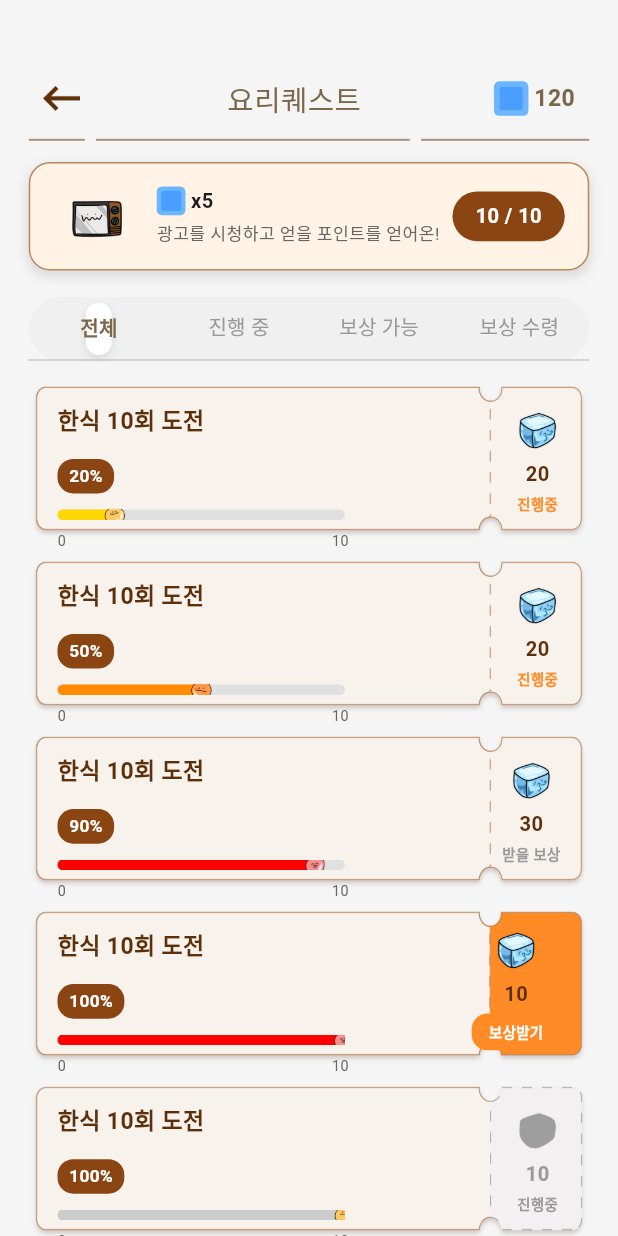
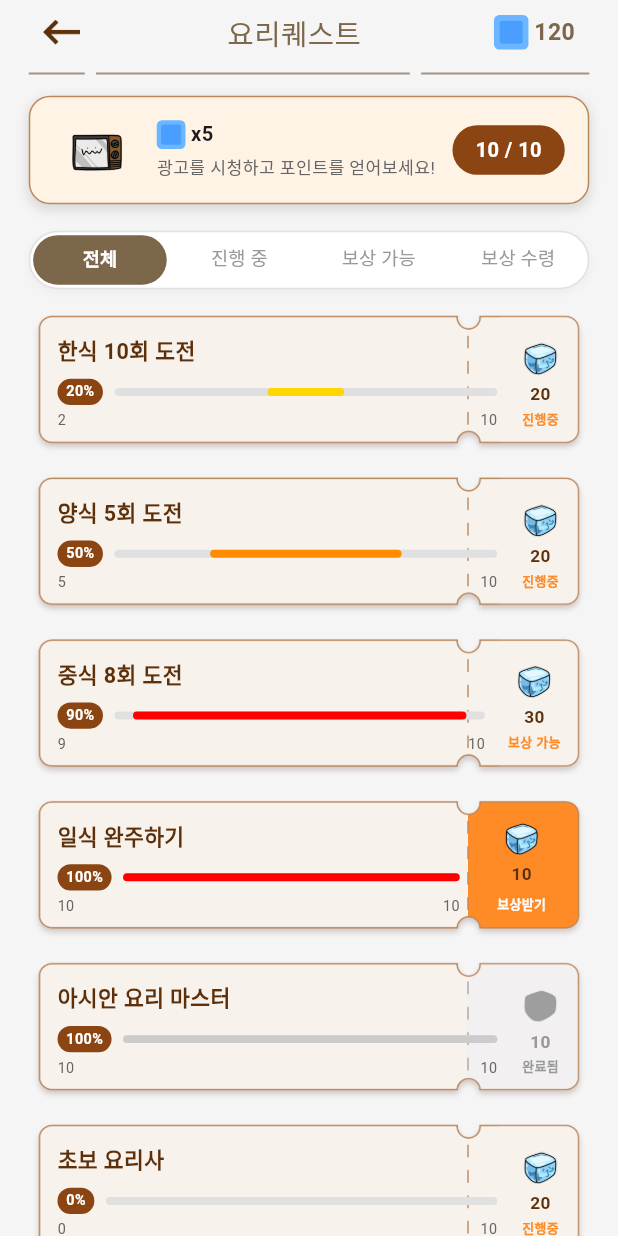
Before and after one commit to kara090813/recipe_inventory, a Flutter app: the QuestScreen screen opened by its route, on a phone screen of 412 x 824 dp. Run offline on Flutter 3.47's test engine with Material 3 defaults, Android fonts, the phone set to English and light mode, and no system bars; our stand-ins replace app_links, audioplayers, auto_size_text, cached_network_image, camera, cloud_firestore and 20 more; missing offline and left inert: google_mlkit_text_recognition, korean_levenshtein; accounts and stored records are empty; generated files the repository leaves out were written again; network calls fail; Roboto replaces fonts that are missing (Mapo).

Commit message:
quest screen

```diff
--- a/lib/screens/quest_screen.dart
+++ b/lib/screens/quest_screen.dart
@@ -23,35 +23,35 @@ class _QuestScreenState extends State<QuestScreen> with SingleTickerProviderStat
       status: QuestStatus.inProgress,
     ),
     QuestData(
-      title: "한식 10회 도전",
+      title: "양식 5회 도전",
       progress: 5,
       maxProgress: 10,
       reward: 20,
       status: QuestStatus.inProgress,
     ),
     QuestData(
-      title: "한식 10회 도전",
+      title: "중식 8회 도전",
       progress: 9,
       maxProgress: 10,
       reward: 30,
       status: QuestStatus.canReceive,
     ),
     QuestData(
-      title: "한식 10회 도전",
+      title: "일식 완주하기",
       progress: 10,
       maxProgress: 10,
       reward: 10,
       status: QuestStatus.completed,
     ),
     QuestData(
-      title: "한식 10회 도전",
+      title: "아시안 요리 마스터",
       progress: 10,
       maxProgress: 10,
       reward: 10,
       status: QuestStatus.received,
     ),
     QuestData(
-      title: "한식 10회 도전",
+      title: "초보 요리사",
       progress: 0,
       maxProgress: 10,
       reward: 20,
@@ -95,7 +95,13 @@ class _QuestScreenState extends State<QuestScreen> with SingleTickerProviderStat
   Widget build(BuildContext context) {
     return Scaffold(
       backgroundColor: Color(0xFFF5F5F5),
-      body: ScaffoldPaddingWidget(
+      body: SafeArea(
+        child: Column(
+          children: [
+            // 고정 헤더 영역
+            Container(
+              color: Color(0xFFF5F5F5),
+              padding: EdgeInsets.symmetric(horizontal: 20.w),
               child: Column(
                 children: [
                   SizedBox(height: 4.h),
@@ -224,7 +230,7 @@ class _QuestScreenState extends State<QuestScreen> with SingleTickerProviderStat
                               ),
                               SizedBox(height: 4.h),
                               Text(
-                          '광고를 시청하고 얻을 포인트를 얻어온!',
+                                '광고를 시청하고 포인트를 얻어보세요!',
                                 style: TextStyle(
                                   fontSize: 12.sp,
                                   color: Color(0xFF666666),
@@ -256,36 +262,39 @@ class _QuestScreenState extends State<QuestScreen> with SingleTickerProviderStat
 
                   SizedBox(height: 20.h),
 
-            // 탭바
+                  // 개선된 탭바
                   Container(
-              height: 48.h,
+                    height: 44.h,
                     decoration: BoxDecoration(
-                color: Color(0xFFF0F0F0),
-                borderRadius: BorderRadius.circular(24.r),
-              ),
-              child: TabBar(
-                controller: _tabController,
-                indicator: BoxDecoration(
                       color: Colors.white,
-                  borderRadius: BorderRadius.circular(24.r),
+                      borderRadius: BorderRadius.circular(22.r),
+                      border: Border.all(color: Color(0xFFE0E0E0), width: 1),
                       boxShadow: [
                         BoxShadow(
-                      color: Colors.grey.withOpacity(0.3),
+                          color: Colors.grey.withOpacity(0.1),
                           blurRadius: 4,
                           offset: Offset(0, 2),
                         ),
                       ],
                     ),
-                indicatorPadding: EdgeInsets.all(4.w),
-                labelColor: Color(0xFF7D674B),
+                    child: TabBar(
+                      controller: _tabController,
+                      indicator: BoxDecoration(
+                        color: Color(0xFF7D674B),
+                        borderRadius: BorderRadius.circular(20.r),
+                      ),
+                      indicatorPadding: EdgeInsets.all(2.w),
+                      indicatorSize: TabBarIndicatorSize.tab,
+                      dividerColor: Colors.transparent,
+                      labelColor: Colors.white,
                       unselectedLabelColor: Color(0xFF999999),
                       labelStyle: TextStyle(
-                  fontSize: 14.sp,
+                        fontSize: 13.sp,
                         fontWeight: FontWeight.bold,
                         fontFamily: 'Mapo',
                       ),
                       unselectedLabelStyle: TextStyle(
-                  fontSize: 14.sp,
+                        fontSize: 13.sp,
                         fontFamily: 'Mapo',
                       ),
                       tabs: [
@@ -298,16 +307,44 @@ class _QuestScreenState extends State<QuestScreen> with SingleTickerProviderStat
                   ),
 
                   SizedBox(height: 16.h),
+                ],
+              ),
+            ),
 
-            // 퀘스트 리스트
+            // 스크롤 가능한 퀘스트 리스트 영역
             Expanded(
-              child: ListView.builder(
+              child: Padding(
+                padding: EdgeInsets.symmetric(horizontal: 20.w),
+                child: filteredQuests.isEmpty
+                    ? Center(
+                  child: Column(
+                    mainAxisAlignment: MainAxisAlignment.center,
+                    children: [
+                      Image.asset(
+                        'assets/imgs/items/empty_logo.png',
+                        width: 80.w,
+                        color: Colors.grey[400],
+                      ),
+                      SizedBox(height: 16.h),
+                      Text(
+                        '해당하는 퀘스트가 없습니다',
+                        style: TextStyle(
+                          color: Color(0xFF999999),
+                          fontSize: 14.sp,
+                          fontFamily: 'Mapo',
+                        ),
+                      ),
+                    ],
+                  ),
+                )
+                    : ListView.builder(
                   padding: EdgeInsets.zero,
                   itemCount: filteredQuests.length,
                   itemBuilder: (context, index) {
                     final quest = filteredQuests[index];
                     return _buildQuestCard(quest);
                   },
+                ),
               ),
             ),
           ],
@@ -317,7 +354,9 @@ class _QuestScreenState extends State<QuestScreen> with SingleTickerProviderStat
   }
 
   Widget _buildQuestCard(QuestData quest) {
-    final progressPercentage = (quest.progress / quest.maxProgress * 100).round();
+    final progressPercentage = quest.maxProgress > 0
+        ? (quest.progress / quest.maxProgress * 100).round()
+        : 0;
 
     // 배경 이미지 선택
     String backgroundImage;
@@ -349,8 +388,8 @@ class _QuestScreenState extends State<QuestScreen> with SingleTickerProviderStat
         backgroundImage = 'assets/imgs/background/ticket_default.png';
         progressColor = Color(0xFFFF0000);
         pointerImage = 'assets/imgs/items/point_pink.png';
-        statusText = '받을 보상';
-        statusTextColor = Color(0xFF999999);
+        statusText = '보상 가능';
+        statusTextColor = Color(0xFFFF8B27);
         statusBackgroundColor = Colors.transparent;
         break;
       case QuestStatus.completed:
@@ -365,7 +404,7 @@ class _QuestScreenState extends State<QuestScreen> with SingleTickerProviderStat
         backgroundImage = 'assets/imgs/background/ticket_done.png';
         progressColor = Color(0xFFCCCCCC);
         pointerImage = 'assets/imgs/items/point_yellow.png';
-        statusText = '진행중';
+        statusText = '완료됨';
         statusTextColor = Color(0xFF999999);
         statusBackgroundColor = Colors.transparent;
         break;
@@ -373,7 +412,7 @@ class _QuestScreenState extends State<QuestScreen> with SingleTickerProviderStat
 
     return Container(
       margin: EdgeInsets.only(bottom: 12.h),
-      height: 120.h,
+      height: 110.h, // 높이를 약간 줄임
       child: Stack(
         children: [
           // 배경 티켓 이미지
@@ -388,89 +427,88 @@ class _QuestScreenState extends State<QuestScreen> with SingleTickerProviderStat
 
           // 컨텐츠
           Padding(
-            padding: EdgeInsets.fromLTRB(20.w, 16.h, 20.w, 16.h),
+            padding: EdgeInsets.fromLTRB(20.w, 14.h, 20.w, 14.h),
             child: Row(
               children: [
                 // 왼쪽 퀘스트 정보
                 Expanded(
                   child: Column(
                     crossAxisAlignment: CrossAxisAlignment.start,
+                    mainAxisAlignment: MainAxisAlignment.center,
                     children: [
                       Text(
                         quest.title,
                         style: TextStyle(
-                          fontSize: 16.sp,
+                          fontSize: 15.sp,
                           fontWeight: FontWeight.bold,
                           color: Color(0xFF5E3009),
                           fontFamily: 'Mapo',
                         ),
                       ),
-                      SizedBox(height: 16.h),
+                      SizedBox(height: 8.h),
 
-                      // 진행률 표시
+                      // 진행률과 프로그레스 바를 한 줄에
+                      Row(
+                        children: [
                           Container(
-                        padding: EdgeInsets.symmetric(horizontal: 8.w, vertical: 4.h),
+                            padding: EdgeInsets.symmetric(horizontal: 6.w, vertical: 2.h),
                             decoration: BoxDecoration(
                               color: Color(0xFF8B4513),
-                          borderRadius: BorderRadius.circular(12.r),
+                              borderRadius: BorderRadius.circular(10.r),
                             ),
                             child: Text(
                               '${progressPercentage}%',
                               style: TextStyle(
-                            fontSize: 12.sp,
+                                fontSize: 10.sp,
                                 fontWeight: FontWeight.bold,
                                 color: Colors.white,
                                 fontFamily: 'Mapo',
                               ),
                             ),
                           ),
-
-                      SizedBox(height: 12.h),
-
-                      // 프로그레스 바
-                      Stack(
+                          SizedBox(width: 8.w),
+                          Expanded(
+                            child: Stack(
                               children: [
                                 Container(
-                            height: 8.h,
-                            width: 200.w,
+                                  height: 6.h,
                                   decoration: BoxDecoration(
                                     color: Color(0xFFE0E0E0),
-                              borderRadius: BorderRadius.circular(4.r),
+                                    borderRadius: BorderRadius.circular(3.r),
                                   ),
                                 ),
                                 Container(
-                            height: 8.h,
-                            width: 200.w * (quest.progress / quest.maxProgress),
+                                  height: 6.h,
+                                  width: double.infinity,
+                                  child: FractionallySizedBox(
+                                    widthFactor: quest.progress / quest.maxProgress,
+                                    child: Container(
                                       decoration: BoxDecoration(
                                         color: progressColor,
-                              borderRadius: BorderRadius.circular(4.r),
+                                        borderRadius: BorderRadius.circular(3.r),
                                       ),
                                     ),
-                          Positioned(
-                            left: (200.w * (quest.progress / quest.maxProgress)) - 8.w,
-                            top: -4.h,
-                            child: Image.asset(
-                              pointerImage,
-                              width: 16.w,
-                              height: 16.w,
+                                  ),
+                                ),
+                              ],
                             ),
                           ),
                         ],
                       ),
 
-                      SizedBox(height: 8.h),
+                      SizedBox(height: 4.h),
 
                       Row(
+                        mainAxisAlignment: MainAxisAlignment.spaceBetween,
                         children: [
                           Text(
-                            '0',
+                            '${quest.progress}',
                             style: TextStyle(
                               fontSize: 10.sp,
                               color: Color(0xFF666666),
                               fontFamily: 'Mapo',
                             ),
                           ),
-                          SizedBox(width: 185.w),
                           Text(
                             '${quest.maxProgress}',
                             style: TextStyle(
@@ -485,41 +523,51 @@ class _QuestScreenState extends State<QuestScreen> with SingleTickerProviderStat
                   ),
                 ),
 
+                SizedBox(width: 16.w),
+
                 // 오른쪽 보상 섹션
                 Column(
                   mainAxisAlignment: MainAxisAlignment.center,
                   children: [
                     Image.asset(
                       'assets/imgs/items/ice.png',
-                      width: 32.w,
-                      height: 32.w,
+                      width: 28.w,
+                      height: 28.w,
                       color: isReceived ? Colors.grey : null,
                     ),
-                    SizedBox(height: 4.h),
+                    SizedBox(height: 2.h),
                     Text(
                       '${quest.reward}',
                       style: TextStyle(
-                        fontSize: 14.sp,
+                        fontSize: 12.sp,
                         fontWeight: FontWeight.bold,
                         color: isReceived ? Color(0xFF999999) : Color(0xFF5E3009),
                         fontFamily: 'Mapo',
                       ),
                     ),
-                    SizedBox(height: 4.h),
+                    SizedBox(height: 2.h),
                     if (quest.status == QuestStatus.completed)
-                      Container(
-                        padding: EdgeInsets.symmetric(horizontal: 12.w, vertical: 6.h),
+                      GestureDetector(
+                        onTap: () {
+                          // 보상 받기 로직
+                          ScaffoldMessenger.of(context).showSnackBar(
+                            SnackBar(content: Text('보상을 받았습니다!')),
+                          );
+                        },
+                        child: Container(
+                          padding: EdgeInsets.symmetric(horizontal: 10.w, vertical: 4.h),
                           decoration: BoxDecoration(
                             color: statusBackgroundColor,
-                          borderRadius: BorderRadius.circular(12.r),
+                            borderRadius: BorderRadius.circular(10.r),
                           ),
                           child: Text(
                             statusText,
                             style: TextStyle(
                               color: statusTextColor,
-                            fontSize: 10.sp,
+                              fontSize: 9.sp,
                               fontWeight: FontWeight.bold,
                               fontFamily: 'Mapo',
+                            ),
                           ),
                         ),
                       )
@@ -528,7 +576,7 @@ class _QuestScreenState extends State<QuestScreen> with SingleTickerProviderStat
                         statusText,
                         style: TextStyle(
                           color: statusTextColor,
-                          fontSize: 10.sp,
+                          fontSize: 9.sp,
                           fontWeight: FontWeight.bold,
                           fontFamily: 'Mapo',
                         ),
```
Also changed, not shown: assets/imgs/background/ticketLeft.png (added), assets/imgs/background/ticketRight_active.png (added), assets/imgs/background/ticketRight_default.png (added), assets/imgs/background/ticketRight_done.png (added), assets/imgs/background/ticket_default.png, assets/imgs/background/ticket_done.png, assets/imgs/background/ticket_reward.png. Lines whose indentation alone changed are shown as unchanged.
